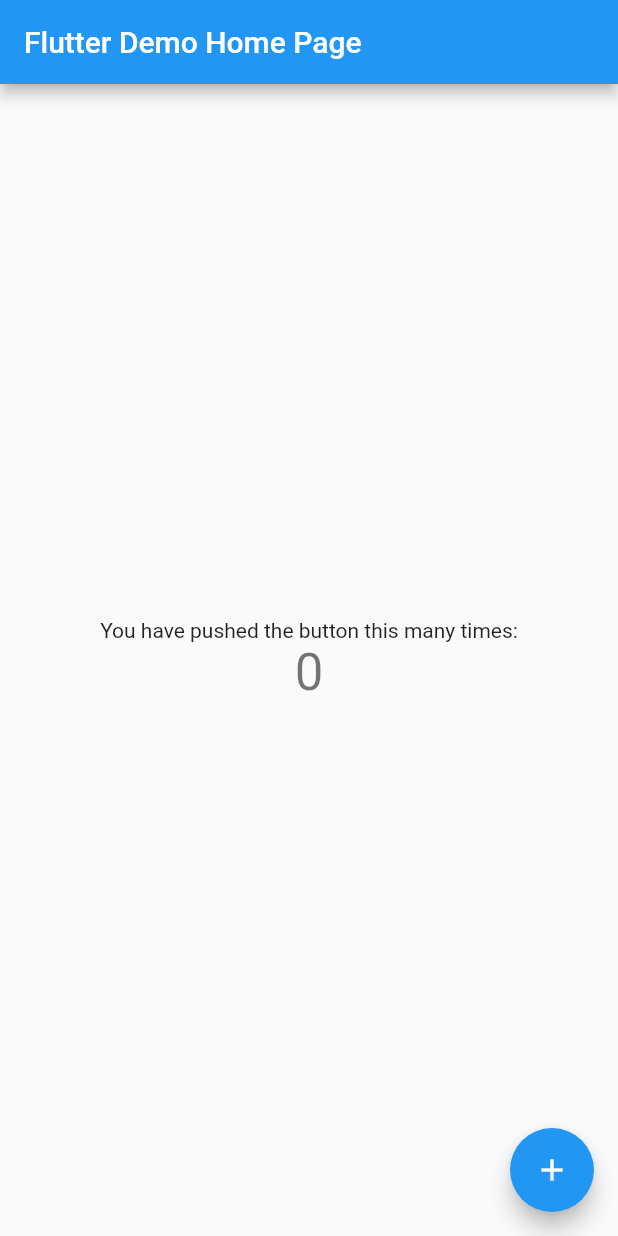
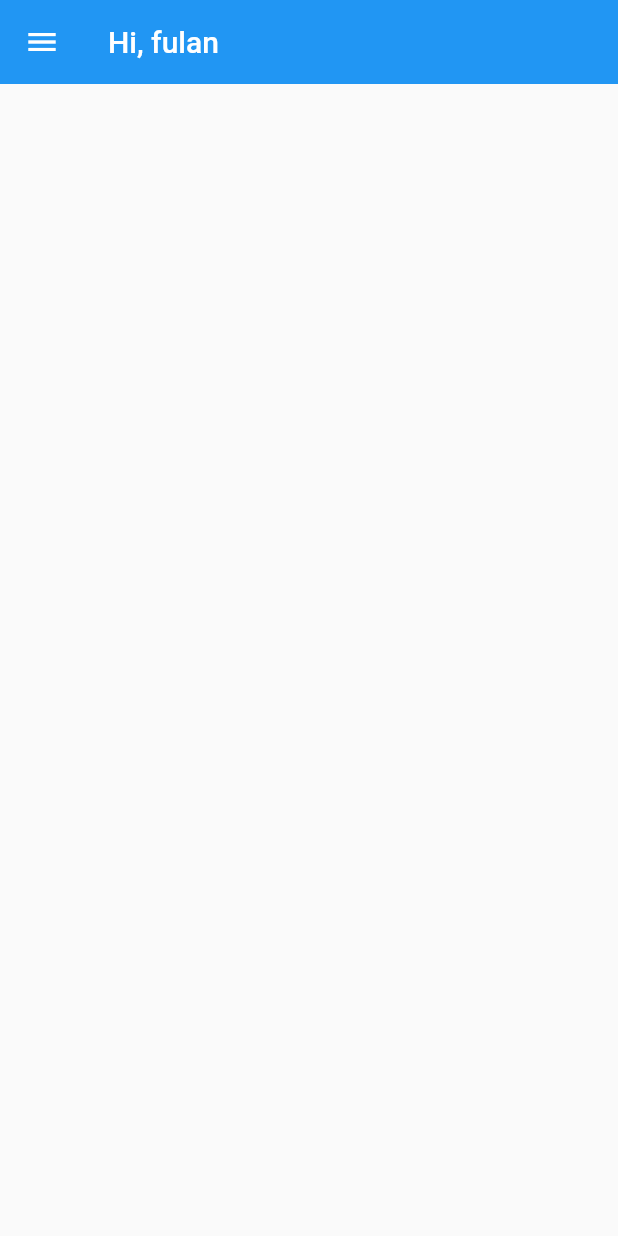
Before and after one commit to MrRudRud/udafarm-week3, a Flutter app: the screen it shows after launch, on a phone screen of 412 x 824 dp. Run offline on Flutter 3.47's test engine with Material 2 defaults, Android fonts, the light colour scheme and no system bars.

```diff
--- a/lib/main.dart
+++ b/lib/main.dart
@@ -1,113 +1,22 @@
 import 'package:flutter/material.dart';
+
+import 'screen/home/home_screen.dart';
 
 void main() {
   runApp(MyApp());
 }
 
 class MyApp extends StatelessWidget {
-  // This widget is the root of your application.
   @override
   Widget build(BuildContext context) {
     return MaterialApp(
-      title: 'Flutter Demo',
+      title: 'Udafarm App',
+      debugShowCheckedModeBanner: false,
       theme: ThemeData(
-        // This is the theme of your application.
-        //
-        // Try running your application with "flutter run". You'll see the
-        // application has a blue toolbar. Then, without quitting the app, try
-        // changing the primarySwatch below to Colors.green and then invoke
-        // "hot reload" (press "r" in the console where you ran "flutter run",
-        // or simply save your changes to "hot reload" in a Flutter IDE).
-        // Notice that the counter didn't reset back to zero; the application
-        // is not restarted.
         primarySwatch: Colors.blue,
+        visualDensity: VisualDensity.adaptivePlatformDensity,
       ),
-      home: MyHomePage(title: 'Flutter Demo Home Page'),
+      home: HomeScreen(),
     );
   }
 }
-
-class MyHomePage extends StatefulWidget {
-  MyHomePage({Key? key, required this.title}) : super(key: key);
-
-  // This widget is the home page of your application. It is stateful, meaning
-  // that it has a State object (defined below) that contains fields that affect
-  // how it looks.
-
-  // This class is the configuration for the state. It holds the values (in this
-  // case the title) provided by the parent (in this case the App widget) and
-  // used by the build method of the State. Fields in a Widget subclass are
-  // always marked "final".
-
-  final String title;
-
-  @override
-  _MyHomePageState createState() => _MyHomePageState();
-}
-
-class _MyHomePageState extends State<MyHomePage> {
-  int _counter = 0;
-
-  void _incrementCounter() {
-    setState(() {
-      // This call to setState tells the Flutter framework that something has
-      // changed in this State, which causes it to rerun the build method below
-      // so that the display can reflect the updated values. If we changed
-      // _counter without calling setState(), then the build method would not be
-      // called again, and so nothing would appear to happen.
-      _counter++;
-    });
-  }
-
-  @override
-  Widget build(BuildContext context) {
-    // This method is rerun every time setState is called, for instance as done
-    // by the _incrementCounter method above.
-    //
-    // The Flutter framework has been optimized to make rerunning build methods
-    // fast, so that you can just rebuild anything that needs updating rather
-    // than having to individually change instances of widgets.
-    return Scaffold(
-      appBar: AppBar(
-        // Here we take the value from the MyHomePage object that was created by
-        // the App.build method, and use it to set our appbar title.
-        title: Text(widget.title),
-      ),
-      body: Center(
-        // Center is a layout widget. It takes a single child and positions it
-        // in the middle of the parent.
-        child: Column(
-          // Column is also a layout widget. It takes a list of children and
-          // arranges them vertically. By default, it sizes itself to fit its
-          // children horizontally, and tries to be as tall as its parent.
-          //
-          // Invoke "debug painting" (press "p" in the console, choose the
-          // "Toggle Debug Paint" action from the Flutter Inspector in Android
-          // Studio, or the "Toggle Debug Paint" command in Visual Studio Code)
-          // to see the wireframe for each widget.
-          //
-          // Column has various properties to control how it sizes itself and
-          // how it positions its children. Here we use mainAxisAlignment to
-          // center the children vertically; the main axis here is the vertical
-          // axis because Columns are vertical (the cross axis would be
-          // horizontal).
-          mainAxisAlignment: MainAxisAlignment.center,
-          children: <Widget>[
-            Text(
-              'You have pushed the button this many times:',
-            ),
-            Text(
-              '$_counter',
-              style: Theme.of(context).textTheme.headline4,
-            ),
-          ],
-        ),
-      ),
-      floatingActionButton: FloatingActionButton(
-        onPressed: _incrementCounter,
-        tooltip: 'Increment',
-        child: Icon(Icons.add),
-      ), // This trailing comma makes auto-formatting nicer for build methods.
-    );
-  }
-}
--- /dev/null
+++ b/lib/screen/home/home_screen.dart
@@ -0,0 +1,19 @@
+import 'package:flutter/material.dart';
+
+class HomeScreen extends StatelessWidget {
+  const HomeScreen({Key? key}) : super(key: key);
+
+  @override
+  Widget build(BuildContext context) {
+    return Scaffold(
+      appBar: AppBar(
+        title: Text('Hi, fulan'),
+        elevation: 0,
+        leading: IconButton(
+          icon: Icon(Icons.menu),
+          onPressed: () {},
+        ),
+      ),
+    );
+  }
+}
```
Also changed, not shown: pubspec.yaml (+7 -7 lines), assets/launcher/udafarm.png (added), pubspec.lock, 32 other files.
